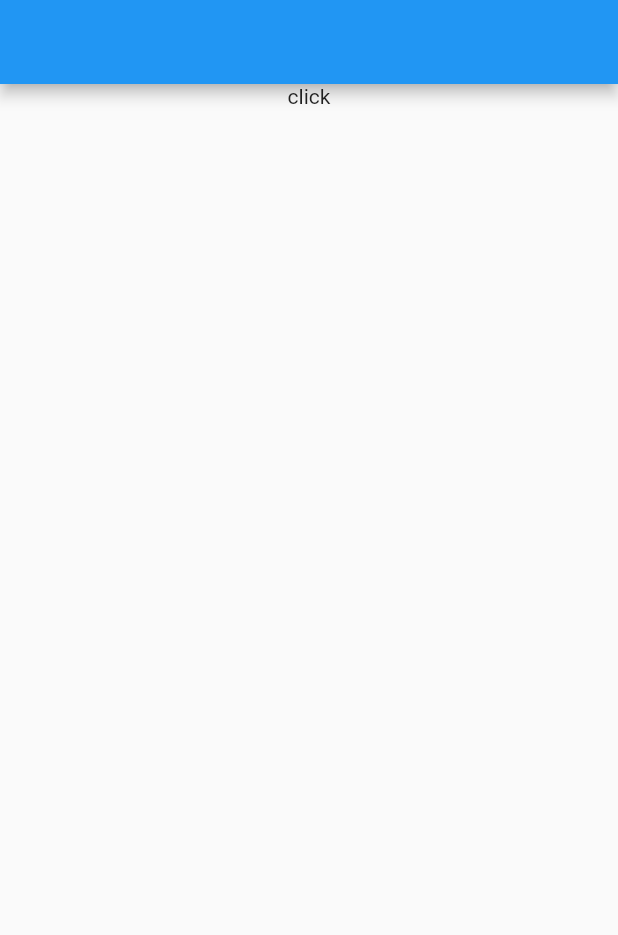
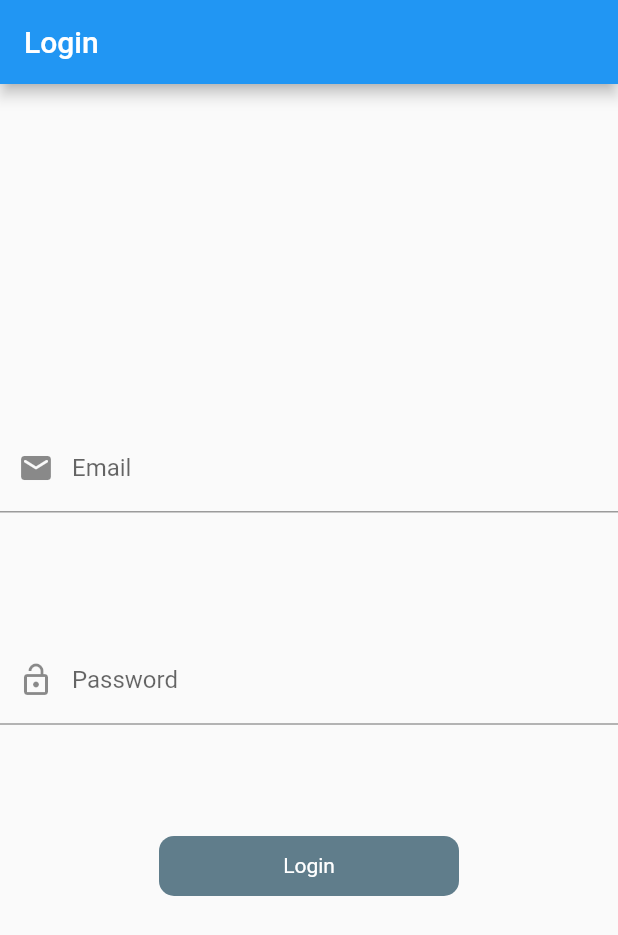
Before and after one commit to sheroze2017/flutter_mvvm-practise, a Flutter app: the screen it shows after launch, on a phone screen of 412 x 824 dp. Shown: the top 935 px of the screen. Run offline on Flutter 3.47's test engine with Material 2 defaults, Android fonts, the phone set to English and light mode, and no system bars; our stand-ins replace another_flushbar, fluttertoast.

Commit message:
login view changes done

```diff
--- a/lib/main.dart
+++ b/lib/main.dart
@@ -1,7 +1,7 @@
 import 'package:flutter/material.dart';
 import 'package:mvvm_flutter/utils/routes/routes.dart';
 import 'package:mvvm_flutter/utils/routes/routes_name.dart';
-import 'package:mvvm_flutter/view/login_screen.dart';
+import 'package:mvvm_flutter/view/login_view.dart';
 
 void main() {
   runApp(const MyApp());
--- /dev/null
+++ b/lib/resources/color.dart
@@ -0,0 +1,8 @@
+import 'package:flutter/cupertino.dart';
+import 'package:flutter/material.dart';
+
+class AppColors {
+  static const Color blackColor = Color(0XFF000000);
+  static const Color WhiteColor = Color(0xFFFFFFFF);
+  static const Color buttonColor = Colors.blueGrey;
+}
--- /dev/null
+++ b/lib/resources/components/round_button.dart
@@ -0,0 +1,38 @@
+import 'package:flutter/cupertino.dart';
+import 'package:flutter/material.dart';
+import 'package:flutter/src/foundation/key.dart';
+import 'package:flutter/src/widgets/framework.dart';
+import 'package:mvvm_flutter/resources/color.dart';
+
+class RoundButton extends StatelessWidget {
+  final String title;
+  final bool loading;
+  final VoidCallback onPress;
+  const RoundButton(
+      {Key? key,
+      required this.title,
+      this.loading = false,
+      required this.onPress})
+      : super(key: key);
+
+  @override
+  Widget build(BuildContext context) {
+    return InkWell(
+      onTap: onPress,
+      child: Container(
+        height: 40,
+        width: 200,
+        decoration: BoxDecoration(
+            color: AppColors.buttonColor,
+            borderRadius: BorderRadius.circular(10)),
+        child: Center(
+            child: loading
+                ? CircleAvatar()
+                : Text(
+                    title,
+                    style: TextStyle(color: AppColors.WhiteColor),
+                  )),
+      ),
+    );
+  }
+}
--- a/lib/utils/routes/routes.dart
+++ b/lib/utils/routes/routes.dart
@@ -2,7 +2,7 @@ import 'package:flutter/material.dart';
 import 'package:mvvm_flutter/utils/routes/routes_name.dart';
 import 'package:mvvm_flutter/view/home_screen.dart';
 
-import '../../view/login_screen.dart';
+import '../../view/login_view.dart';
 
 class Routes {
   static Route<dynamic> generateRoute(RouteSettings settings) {
--- a/lib/utils/utils.dart
+++ b/lib/utils/utils.dart
@@ -30,4 +30,10 @@ class Utils {
       backgroundColor: Colors.blueAccent,
     ));
   }
+
+  static void FieldFocusChange(
+      BuildContext context, FocusNode current, FocusNode nextNode) {
+    current.unfocus();
+    FocusScope.of(context).requestFocus(nextNode);
+  }
 }
--- a/lib/view/login_screen.dart
+++ /dev/null
@@ -1,34 +0,0 @@
-import 'package:flutter/material.dart';
-import 'package:flutter/src/foundation/key.dart';
-import 'package:flutter/src/widgets/framework.dart';
-import 'package:mvvm_flutter/utils/routes/routes_name.dart';
-
-import '../utils/utils.dart';
-
-class LoginScreen extends StatefulWidget {
-  const LoginScreen({Key? key}) : super(key: key);
-
-  @override
-  State<LoginScreen> createState() => _LoginScreenState();
-}
-
-class _LoginScreenState extends State<LoginScreen> {
-  @override
-  Widget build(BuildContext context) {
-    return Scaffold(
-      appBar: AppBar(),
-      body: Column(
-        children: [
-          Center(
-              child: InkWell(
-                  onTap: () {
-                    Utils.snackBar('Connection done', context);
-                    // Utils.toastMessage('No Internet Connection');
-                    Navigator.pushNamed(context, RoutesName.home);
-                  },
-                  child: Text('click')))
-        ],
-      ),
-    );
-  }
-}
--- /dev/null
+++ b/lib/view/login_view.dart
@@ -0,0 +1,97 @@
+import 'package:flutter/material.dart';
+import 'package:flutter/src/foundation/key.dart';
+import 'package:flutter/src/widgets/framework.dart';
+import 'package:mvvm_flutter/utils/routes/routes_name.dart';
+
+import '../resources/components/round_button.dart';
+import '../utils/utils.dart';
+
+class LoginScreen extends StatefulWidget {
+  const LoginScreen({Key? key}) : super(key: key);
+
+  @override
+  State<LoginScreen> createState() => _LoginScreenState();
+}
+
+class _LoginScreenState extends State<LoginScreen> {
+  ValueNotifier<bool> _obscurePassword = ValueNotifier<bool>(true);
+  TextEditingController _emailcontroller = TextEditingController();
+  TextEditingController _passwordcontroller = TextEditingController();
+  FocusNode emailFocusNode = FocusNode();
+  FocusNode passwordFocusNode = FocusNode();
+
+  @override
+  void dispose() {
+    // TODO: implement dispose
+    super.dispose();
+    emailFocusNode.dispose();
+    passwordFocusNode.dispose();
+    _emailcontroller.dispose();
+    _passwordcontroller.dispose();
+    _obscurePassword.dispose();
+  }
+
+  @override
+  Widget build(BuildContext context) {
+    final height = MediaQuery.of(context).size.height;
+    return Scaffold(
+        appBar: AppBar(
+          title: Text('Login'),
+        ),
+        body: SafeArea(
+          child: Column(
+            mainAxisAlignment: MainAxisAlignment.center,
+            crossAxisAlignment: CrossAxisAlignment.center,
+            children: [
+              TextFormField(
+                focusNode: emailFocusNode,
+                onFieldSubmitted: (val) {
+                  Utils.FieldFocusChange(
+                      context, emailFocusNode, passwordFocusNode);
+                },
+                keyboardType: TextInputType.emailAddress,
+                controller: _emailcontroller,
+                decoration: const InputDecoration(
+                    labelText: 'Email',
+                    hintText: 'Email',
+                    prefixIcon: Icon(Icons.email_rounded)),
+              ),
+              SizedBox(
+                height: height * .1,
+              ),
+              ValueListenableBuilder(
+                  valueListenable: _obscurePassword,
+                  builder: (context, value, child) {
+                    return TextFormField(
+                        focusNode: passwordFocusNode,
+                        obscureText: _obscurePassword.value,
+                        obscuringCharacter: '*',
+                        controller: _passwordcontroller,
+                        decoration: const InputDecoration(
+                          labelText: 'Password',
+                          hintText: 'Password',
+                          prefixIcon: Icon(Icons.lock_open_outlined),
+                        ));
+                  }),
+              SizedBox(
+                height: height * 0.09,
+              ),
+              RoundButton(
+                onPress: () {
+                  if (_emailcontroller.text.isEmpty) {
+                    Utils.flushbarErrorMessage('Enter Email', context);
+                  } else if (_passwordcontroller.text.isEmpty) {
+                    Utils.flushbarErrorMessage(
+                        'Password Field is empty', context);
+                  } else if (_passwordcontroller.text.length < 6) {
+                    Utils.flushbarErrorMessage(
+                        'Length must be more then 6', context);
+                  }
+                },
+                title: 'Login',
+              )
+            ],
+          ),
+        ));
+  }
+}
```
